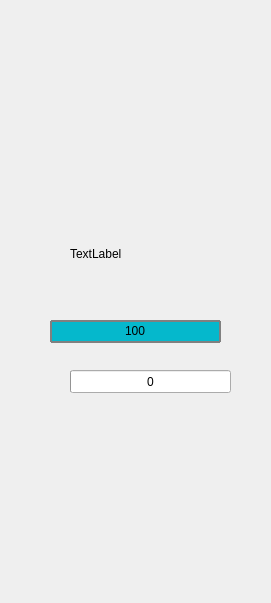
First picture: the form in testWidget/player.ui, repository hg-hg/2019-DungeonNStones, before the edit.
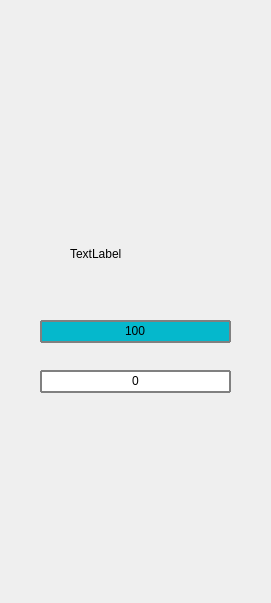
Second picture: the form after the edit. Icons and pictures are not drawn.

The edit to the form file:
```diff
--- a/testWidget/player.ui
+++ b/testWidget/player.ui
@@ -16,9 +16,9 @@
   <widget class="QProgressBar" name="HP">
    <property name="geometry">
     <rect>
-     <x>50</x>
+     <x>40</x>
      <y>320</y>
-     <width>171</width>
+     <width>191</width>
      <height>23</height>
     </rect>
    </property>
@@ -44,12 +44,24 @@
   <widget class="QProgressBar" name="MP">
    <property name="geometry">
     <rect>
-     <x>70</x>
+     <x>40</x>
      <y>370</y>
-     <width>161</width>
+     <width>191</width>
      <height>23</height>
     </rect>
    </property>
+   <property name="styleSheet">
+    <string notr="true">QProgressBar {
+    border: 2px solid grey;
+    border-radius: 1px;
+    text-align: center;
+}
+
+QProgressBar::chunk {
+    background-color: #05B8CC;
+    width: 20px;
+}</string>
+   </property>
    <property name="value">
     <number>0</number>
    </property>
@@ -76,9 +88,9 @@
   <widget class="QWidget" name="verticalLayoutWidget">
    <property name="geometry">
     <rect>
-     <x>70</x>
+     <x>40</x>
      <y>420</y>
-     <width>131</width>
+     <width>191</width>
      <height>171</height>
     </rect>
    </property>
```
